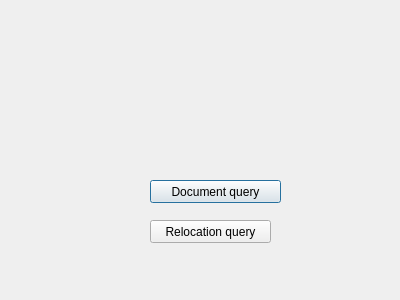
kashapov17/dWell, file dWell/studentdialog.ui: the form before one commit.
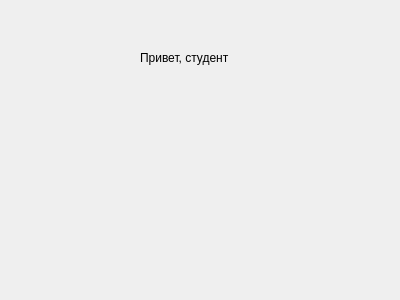
The form after the commit.

```diff
--- a/dWell/studentdialog.ui
+++ b/dWell/studentdialog.ui
@@ -13,30 +13,17 @@
   <property name="windowTitle">
    <string>Dialog</string>
   </property>
-  <widget class="QPushButton" name="docqButton">
+  <widget class="QLabel" name="label">
    <property name="geometry">
     <rect>
-     <x>150</x>
-     <y>180</y>
-     <width>131</width>
-     <height>23</height>
-    </rect>
-   </property>
-   <property name="text">
-    <string>Document query</string>
-   </property>
-  </widget>
-  <widget class="QPushButton" name="relocqButton">
-   <property name="geometry">
-    <rect>
-     <x>150</x>
-     <y>220</y>
+     <x>140</x>
+     <y>50</y>
      <width>121</width>
-     <height>23</height>
+     <height>16</height>
     </rect>
    </property>
    <property name="text">
-    <string>Relocation query</string>
+    <string>Привет, студент</string>
    </property>
   </widget>
  </widget>
```
